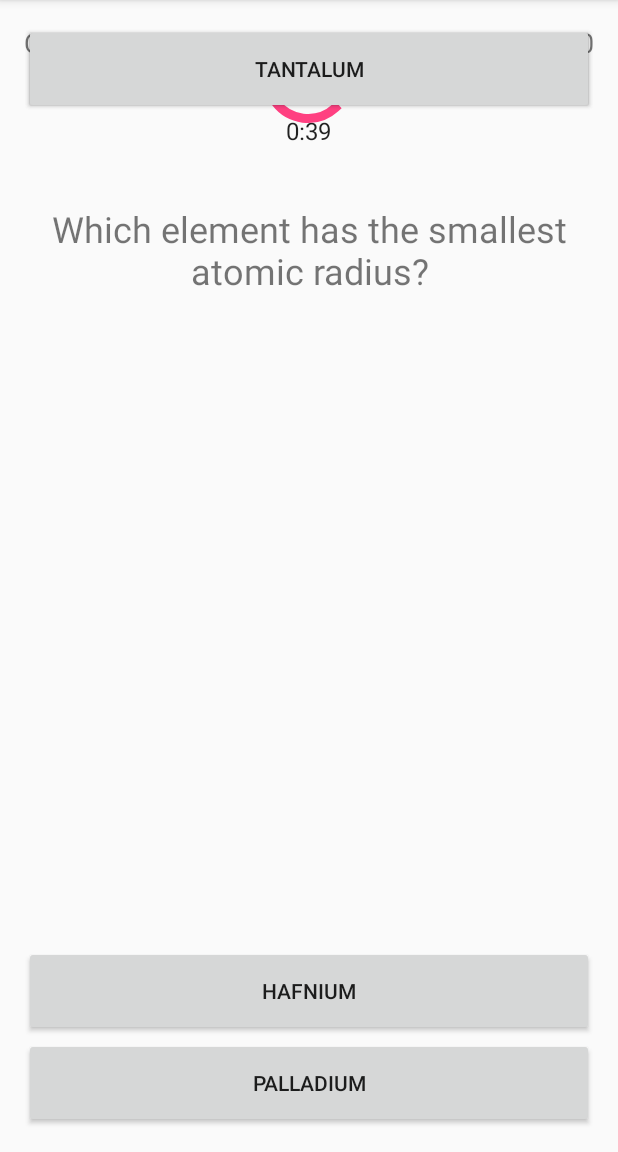
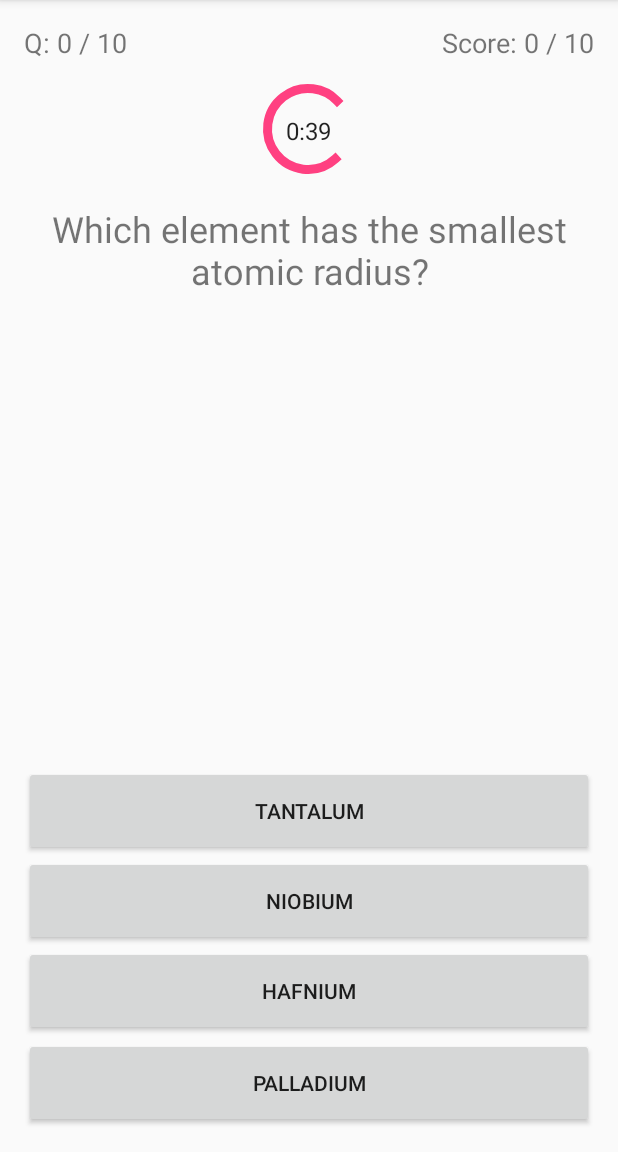
Before and after one commit to soomroha/Chemity-Android-App-, an Android app: the TrendsInPTQuizActivity screen opened directly, with no data from a screen before it, on a phone screen of 412 x 824 dp, the part 84-1236 px from its top. Run offline under Robolectric (Android 15) with nearby library versions, the phone set to English and light mode, and no system bars; plain views replace MaterialProgressBar; network calls fail.

Commit message:
fixed button misalignment

```diff
--- a/app/src/main/res/layout/charelements_quiz_summary.xml
+++ b/app/src/main/res/layout/charelements_quiz_summary.xml
@@ -39,7 +39,7 @@
         app:layout_constraintBottom_toBottomOf="parent"
         app:layout_constraintEnd_toEndOf="parent"
         app:layout_constraintStart_toStartOf="parent"
-        app:layout_constraintTop_toBottomOf="@+id/textView3"
+        app:layout_constraintTop_toBottomOf="@+id/charelementstextView3"
         app:layout_constraintVertical_bias="0.078" />
 
     <TextView
--- a/app/src/main/res/layout/topicperiodictable_quiz_summary.xml
+++ b/app/src/main/res/layout/topicperiodictable_quiz_summary.xml
@@ -39,7 +39,7 @@
         app:layout_constraintBottom_toBottomOf="parent"
         app:layout_constraintEnd_toEndOf="parent"
         app:layout_constraintStart_toStartOf="parent"
-        app:layout_constraintTop_toBottomOf="@+id/textView3"
+        app:layout_constraintTop_toBottomOf="@+id/topicperiodictabletextView3"
         app:layout_constraintVertical_bias="0.078" />
 
     <TextView
--- a/app/src/main/res/layout/trendsinpt_quiz.xml
+++ b/app/src/main/res/layout/trendsinpt_quiz.xml
@@ -32,7 +32,7 @@
         android:layout_width="wrap_content"
         android:layout_height="wrap_content"
         android:layout_alignParentStart="true"
-        android:layout_alignTop="@+id/score"
+        android:layout_alignTop="@+id/trendsinptscore"
         android:gravity="top"
         android:text="TextView"
         android:textSize="18sp"
@@ -57,7 +57,7 @@
         android:minHeight="72dp"
         android:layout_height="wrap_content"
         android:layout_width="wrap_content"
-        android:layout_alignBottom="@+id/textView_countdown"
+        android:layout_alignBottom="@+id/trendsinpttextView_countdown"
         android:layout_centerHorizontal="true"
         android:layout_marginBottom="-24dp"
         style="@style/Widget.MaterialProgressBar.ProgressBar"
@@ -66,7 +66,7 @@
         android:id="@+id/trendsinptanswer4"
         android:layout_width="match_parent"
         android:layout_height="60dp"
-        android:layout_above="@+id/answer2"
+        android:layout_above="@+id/trendsinptanswer2"
         android:layout_centerHorizontal="true"
         android:text="Button" />
 
@@ -94,7 +94,7 @@
         android:id="@+id/trendsinptanswer1"
         android:layout_width="match_parent"
         android:layout_height="60dp"
-        android:layout_above="@+id/answer4"
+        android:layout_above="@+id/trendsinptanswer4"
         android:layout_centerHorizontal="true"
         android:text="Button" />
 
--- a/app/src/main/res/layout/trendsinpt_quiz_summary.xml
+++ b/app/src/main/res/layout/trendsinpt_quiz_summary.xml
@@ -39,7 +39,7 @@
         app:layout_constraintBottom_toBottomOf="parent"
         app:layout_constraintEnd_toEndOf="parent"
         app:layout_constraintStart_toStartOf="parent"
-        app:layout_constraintTop_toBottomOf="@+id/textView3"
+        app:layout_constraintTop_toBottomOf="@+id/trendsinpttextView3"
         app:layout_constraintVertical_bias="0.078" />
 
     <TextView
```
Also changed, not shown: app/src/main/res/layout/charelements_quiz.xml (+6 -5 lines), app/src/main/res/layout/topicperiodictable_quiz.xml (+4 -4 lines).
